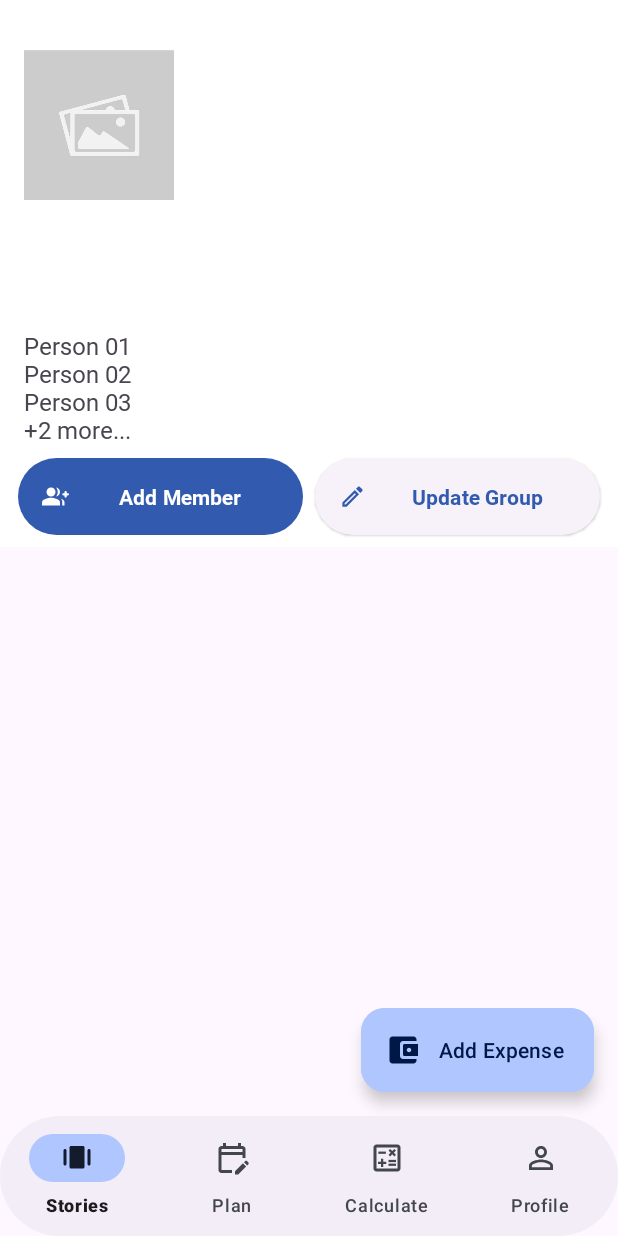
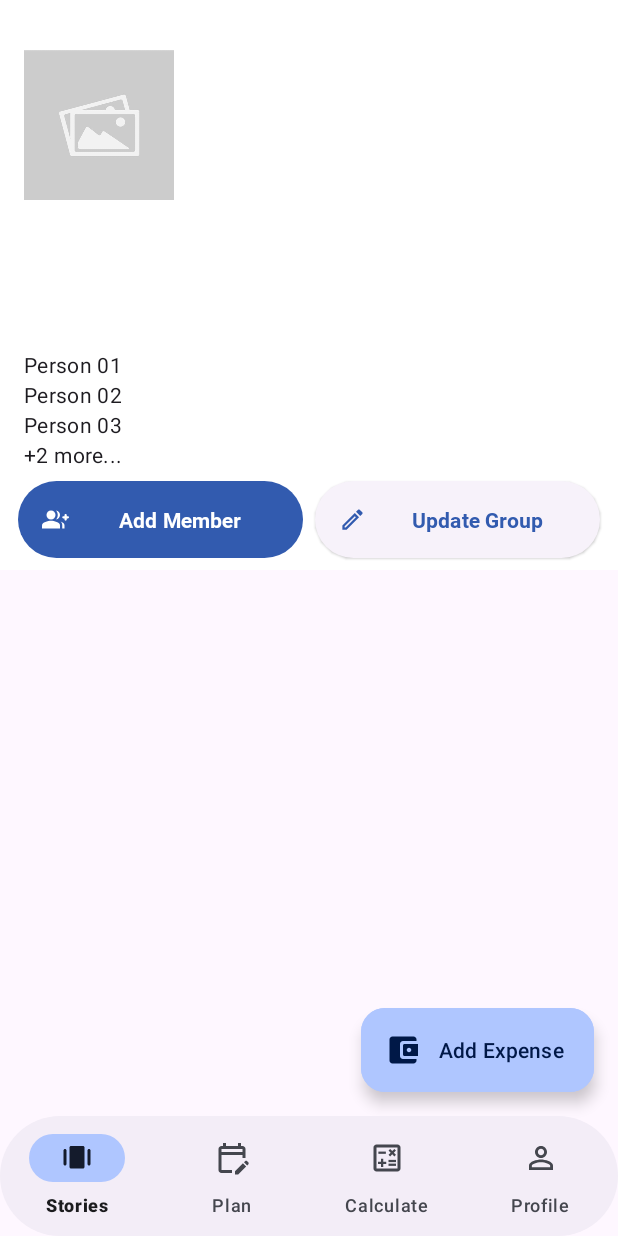
Before and after one commit to iamdsr/Travel, an Android app: the ExpensesFragment screen opened through its navigation route, on a phone screen of 412 x 824 dp. Run offline under Robolectric (Android 15) with nearby library versions, the phone set to English and light mode, and no system bars; our stand-ins replace Firebase (no records; nobody signed in at launch, a user with empty details on screens opened directly), navigation-ui.

Commit message:
populated expenses recycler view updating layouts according to M3

```diff
--- a/app/src/main/java/com/iamdsr/travel/calculateExpenses/AddExpenseFragment.kt
+++ b/app/src/main/java/com/iamdsr/travel/calculateExpenses/AddExpenseFragment.kt
@@ -12,6 +12,7 @@ import android.widget.Button
 import android.widget.MultiAutoCompleteTextView
 import androidx.lifecycle.MutableLiveData
 import androidx.lifecycle.ViewModelProvider
+import androidx.navigation.fragment.findNavController
 import com.google.android.material.textfield.TextInputEditText
 import com.iamdsr.travel.R
 import com.iamdsr.travel.interfaces.MyFirestoreInterface
@@ -159,7 +160,7 @@ class AddExpenseFragment : Fragment() {
 
                 }
             })
-        //findNavController().navigateUp()
+        findNavController().navigateUp()
     }
 
     private fun getTimestamp(): String {
--- /dev/null
+++ b/app/src/main/res/drawable/ic_drinks.xml
@@ -0,0 +1,10 @@
+<vector xmlns:android="http://schemas.android.com/apk/res/android"
+    android:width="24dp"
+    android:height="24dp"
+    android:viewportWidth="24"
+    android:viewportHeight="24"
+    android:tint="?attr/colorControlNormal">
+  <path
+      android:fillColor="@android:color/white"
+      android:pathData="M2.87,5h10.26c0.8,0 1.28,0.89 0.83,1.55L9,14v4h1c0.55,0 1,0.45 1,1v0c0,0.55 -0.45,1 -1,1H6c-0.55,0 -1,-0.45 -1,-1v0c0,-0.55 0.45,-1 1,-1h1v-4L2.04,6.55C1.59,5.89 2.07,5 2.87,5zM10.1,9l1.4,-2H4.49l1.4,2H10.1zM19,5h1.5C21.33,5 22,5.67 22,6.5v0C22,7.33 21.33,8 20.5,8H19v9l0,0c0,1.84 -1.64,3.28 -3.54,2.95c-1.21,-0.21 -2.2,-1.2 -2.41,-2.41C12.72,15.64 14.16,14 16,14c0.35,0 0.69,0.06 1,0.17V7C17,5.9 17.9,5 19,5z"/>
+</vector>
--- /dev/null
+++ b/app/src/main/res/drawable/ic_food.xml
@@ -0,0 +1,10 @@
+<vector xmlns:android="http://schemas.android.com/apk/res/android"
+    android:width="24dp"
+    android:height="24dp"
+    android:viewportWidth="24"
+    android:viewportHeight="24"
+    android:tint="?attr/colorControlNormal">
+  <path
+      android:fillColor="@android:color/white"
+      android:pathData="M21.9,5H18V2c0,-0.55 -0.45,-1 -1,-1s-1,0.45 -1,1v3h-3.9c-0.59,0 -1.05,0.51 -1,1.1l0.12,1.21C14.9,8.16 18,10.77 18,15l0.02,8h1.7c0.84,0 1.53,-0.65 1.63,-1.47L22.89,6.1c0.06,-0.59 -0.4,-1.1 -0.99,-1.1zM15,21H2c-0.55,0 -1,0.45 -1,1s0.45,1 1,1h13c0.55,0 1,-0.45 1,-1s-0.45,-1 -1,-1zM2.1,15h12.8c0.62,0 1.11,-0.56 0.99,-1.16 -0.65,-3.23 -4.02,-4.85 -7.39,-4.85s-6.73,1.62 -7.39,4.85c-0.12,0.6 0.38,1.16 0.99,1.16zM15,17H2c-0.55,0 -1,0.45 -1,1s0.45,1 1,1h13c0.55,0 1,-0.45 1,-1s-0.45,-1 -1,-1z"/>
+</vector>
--- /dev/null
+++ b/app/src/main/res/drawable/ic_journey.xml
@@ -0,0 +1,10 @@
+<vector xmlns:android="http://schemas.android.com/apk/res/android"
+    android:width="24dp"
+    android:height="24dp"
+    android:viewportWidth="24"
+    android:viewportHeight="24"
+    android:tint="?attr/colorControlNormal">
+  <path
+      android:fillColor="@android:color/white"
+      android:pathData="M13,5l0.75,-1.5L17,3.5L17,2L7,2v1.5h4.75L11,5c-3.13,0.09 -6,0.73 -6,3.5L5,17c0,1.5 1.11,2.73 2.55,2.95l-1.19,1.19c-0.32,0.32 -0.1,0.86 0.35,0.86L7.8,22c0.13,0 0.26,-0.05 0.35,-0.15L10,20h4l1.85,1.85c0.09,0.09 0.22,0.15 0.35,0.15h1.09c0.45,0 0.67,-0.54 0.35,-0.85l-1.19,-1.19C17.89,19.73 19,18.5 19,17L19,8.5c0,-2.77 -2.87,-3.41 -6,-3.5zM12,18.5c-0.83,0 -1.5,-0.67 -1.5,-1.5s0.67,-1.5 1.5,-1.5 1.5,0.67 1.5,1.5 -0.67,1.5 -1.5,1.5zM17,14L7,14L7,9h10v5z"/>
+</vector>
--- /dev/null
+++ b/app/src/main/res/drawable/ic_round_feed.xml
@@ -0,0 +1,11 @@
+<vector xmlns:android="http://schemas.android.com/apk/res/android"
+    android:width="24dp"
+    android:height="24dp"
+    android:viewportWidth="24"
+    android:viewportHeight="24"
+    android:tint="?attr/colorControlNormal"
+    android:autoMirrored="true">
+  <path
+      android:fillColor="@android:color/white"
+      android:pathData="M16,3H5C3.9,3 3,3.9 3,5v14c0,1.1 0.9,2 2,2h14c1.1,0 2,-0.9 2,-2V8L16,3zM8,7h3c0.55,0 1,0.45 1,1v0c0,0.55 -0.45,1 -1,1H8C7.45,9 7,8.55 7,8v0C7,7.45 7.45,7 8,7zM16,17H8c-0.55,0 -1,-0.45 -1,-1v0c0,-0.55 0.45,-1 1,-1h8c0.55,0 1,0.45 1,1v0C17,16.55 16.55,17 16,17zM16,13H8c-0.55,0 -1,-0.45 -1,-1v0c0,-0.55 0.45,-1 1,-1h8c0.55,0 1,0.45 1,1v0C17,12.55 16.55,13 16,13zM15,8V5l4,4h-3C15.45,9 15,8.55 15,8z"/>
+</vector>
--- a/app/src/main/res/layout/fragment_expenses.xml
+++ b/app/src/main/res/layout/fragment_expenses.xml
@@ -52,7 +52,7 @@
                         android:paddingStart="8dp"
                         android:paddingTop="16dp"
                         android:paddingEnd="8dp"
-                        android:textSize="25sp"
+                        style="@style/TextAppearance.Material3.HeadlineLarge"
                         app:layout_constraintEnd_toEndOf="parent"
                         app:layout_constraintStart_toStartOf="parent"
                         app:layout_constraintTop_toBottomOf="@+id/group_image" />
@@ -67,7 +67,7 @@
                         android:paddingTop="4dp"
                         android:paddingEnd="8dp"
                         android:textColor="@color/primary"
-                        android:textSize="20sp"
+                        style="@style/TextAppearance.Material3.HeadlineSmall"
                         app:layout_constraintEnd_toEndOf="parent"
                         app:layout_constraintStart_toStartOf="parent"
                         app:layout_constraintTop_toBottomOf="@id/group_name" />
@@ -81,7 +81,7 @@
                         android:paddingTop="4dp"
                         android:paddingEnd="8dp"
                         android:text="Person 01\nPerson 02\nPerson 03\n+2 more..."
-                        android:textSize="16sp"
+                        style="@style/TextAppearance.Material3.BodyMedium"
                         app:layout_constraintEnd_toEndOf="parent"
                         app:layout_constraintStart_toStartOf="parent"
                         app:layout_constraintTop_toBottomOf="@id/borrowed_lent" />
```
Also changed, not shown: app/src/main/java/com/iamdsr/travel/customRecyclerViewAdapters/AddExpenseFragmentRecyclerAdapter.kt (+101 -1 lines), app/src/main/res/layout/layout_expense_item.xml (+10 -12 lines).
